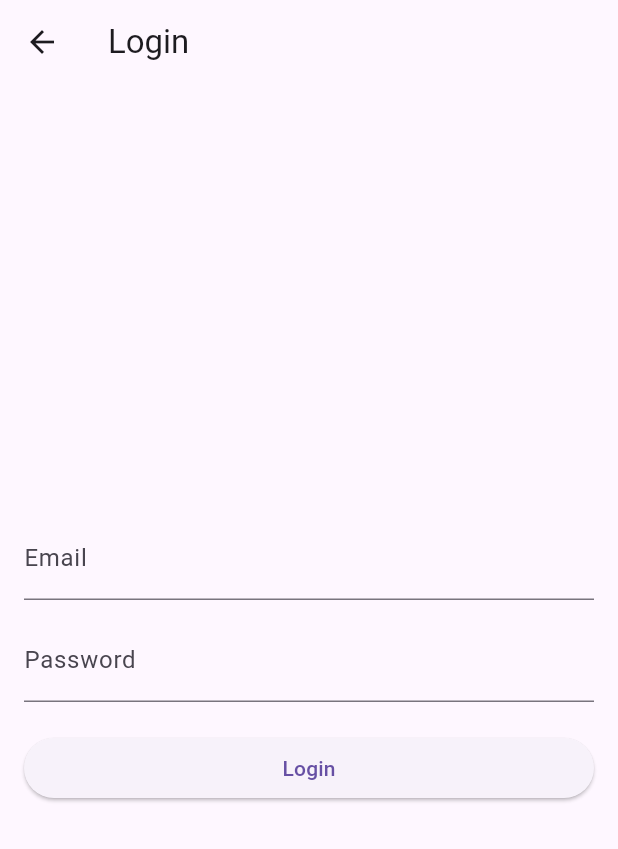
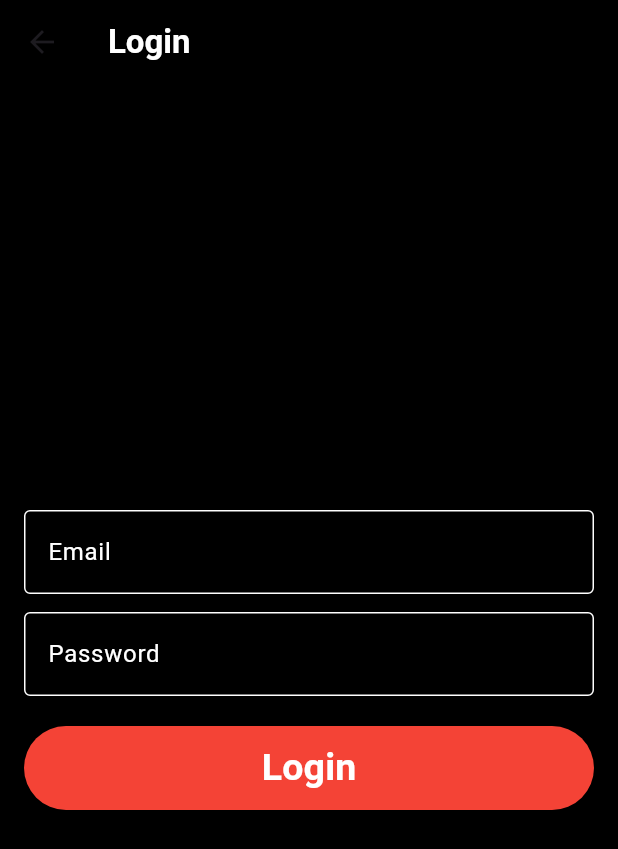
Before and after one commit to Fazekas31/app-ora-oes, a Flutter app: the screen it shows after launch, after a tap on "ENTRAR", on a phone screen of 412 x 824 dp. Shown: the top 849 px of the screen. Run offline on Flutter 3.47's test engine with Material 3 defaults, Android fonts, the phone set to English and light mode, and no system bars; our stand-ins replace logger; missing offline and left inert: nhost_dart, nhost_flutter_auth, nhost_flutter_graphql.

```diff
--- a/app_oracoes/lib/screens/login_screen.dart
+++ b/app_oracoes/lib/screens/login_screen.dart
@@ -1,5 +1,7 @@
 import 'package:app_oracoes/screens/lista_oracoes.dart';
+import 'package:flutter/foundation.dart';
 import 'package:flutter/material.dart';
+import 'package:logger/logger.dart';
 import 'package:nhost_dart/nhost_dart.dart';
 
 void main() {
@@ -21,18 +23,24 @@ class LoginScreen extends StatefulWidget {
   const LoginScreen({super.key});
 
   @override
-  _LoginScreenState createState() => _LoginScreenState();
+  LoginScreenState createState() => LoginScreenState();
 }
 
-class _LoginScreenState extends State<LoginScreen> {
+class LoginScreenState extends State<LoginScreen> {
   final TextEditingController _emailController = TextEditingController();
   final TextEditingController _passwordController = TextEditingController();
+  final logger = Logger();
 
   @override
   Widget build(BuildContext context) {
     return Scaffold(
+      backgroundColor: Colors.black,
       appBar: AppBar(
-        title: const Text('Login'),
+        backgroundColor: Colors.black,
+        title: const Text(
+          'Login',
+          style: TextStyle(fontWeight: FontWeight.bold, color: Colors.white),
+        ),
       ),
       body: Padding(
         padding: const EdgeInsets.all(16.0),
@@ -44,20 +52,38 @@ class _LoginScreenState extends State<LoginScreen> {
               controller: _emailController,
               decoration: const InputDecoration(
                   labelText: 'Email',
-              ),
+                  labelStyle: TextStyle(color: Colors.white),
+                  enabledBorder: OutlineInputBorder(
+                    borderSide: BorderSide(color: Colors.white),
+                  )),
+              style: const TextStyle(color: Colors.white),
             ),
             const SizedBox(height: 12),
             TextField(
               controller: _passwordController,
-              obscureText: true,
               decoration: const InputDecoration(
                 labelText: 'Password',
+                labelStyle: TextStyle(color: Colors.white),
+                enabledBorder: OutlineInputBorder(
+                  borderSide: BorderSide(color: Colors.white),
                 ),
+              ),
+              style: const TextStyle(color: Colors.white),
             ),
             const SizedBox(height: 20),
             ElevatedButton(
+              style: ElevatedButton.styleFrom(
+                  backgroundColor: Colors.red,
+                  padding:
+                      const EdgeInsets.symmetric(horizontal: 80, vertical: 10)),
               onPressed: _login,
-              child: const Text('Login'),
+              child: const Text(
+                'Login',
+                style: TextStyle(
+                    fontSize: 25,
+                    fontWeight: FontWeight.bold,
+                    color: Colors.white),
+              ),
             ),
           ],
         ),
@@ -78,13 +104,16 @@ class _LoginScreenState extends State<LoginScreen> {
         email: _emailController.text.trim(),
         password: _passwordController.text.trim(),
       );
-      // Redirecionar para a tela ListOracoes após o login bem-sucedido
+      if (mounted) {
         Navigator.pushReplacement(
           context,
           MaterialPageRoute(builder: (context) => const ListOracoes()),
         );
+      }
     } catch (e) {
+      if (kDebugMode) {
         print(e);
+      }
     }
     // Release
     client.close();
@@ -99,12 +128,20 @@ class _LoginScreenState extends State<LoginScreen> {
       await client.auth.signInEmailPassword(email: email, password: password);
       return;
     } on ApiException catch (e) {
+      if (kDebugMode) {
         print('Sign in failed, so try to register instead');
+      }
+      if (kDebugMode) {
         print(e);
+      }
       await client.auth.signUp(email: email, password: password);
     } catch (e, st) {
+      if (kDebugMode) {
         print(e);
+      }
+      if (kDebugMode) {
         print(st);
       }
     }
   }
+}
--- a/app_oracoes/pubspec.yaml
+++ b/app_oracoes/pubspec.yaml
@@ -34,6 +34,7 @@ dependencies:
   nhost_flutter_graphql: ^3.0.5
   nhost_dart: ^2.0.4
   nhost_graphql_adapter: ^4.0.4
+  logger: ^2.3.0
 
 
 
```
Also changed, not shown: app_oracoes/pubspec.lock. Lines whose indentation alone changed are shown as unchanged.
